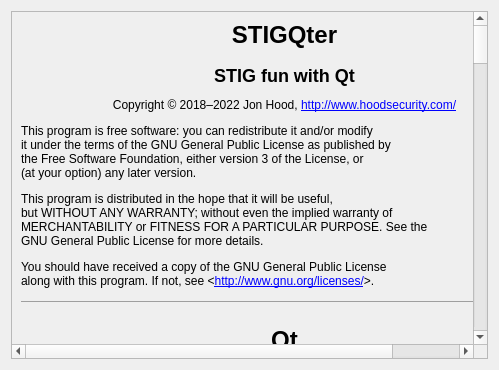
This is src/help.ui in squinky86/STIGQter as Qt 5 draws it before an edit. The edited form follows.
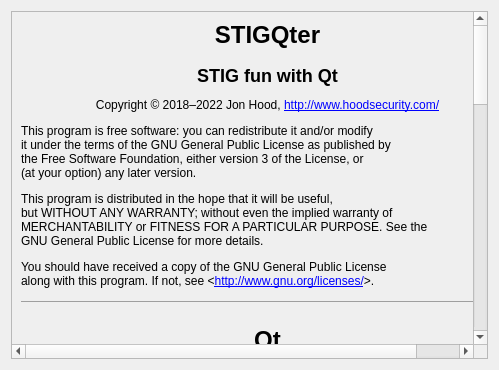
This is the edited form.

```diff
--- a/src/help.ui
+++ b/src/help.ui
@@ -23,9 +23,9 @@
       <property name="geometry">
        <rect>
         <x>0</x>
-        <y>-451</y>
-        <width>552</width>
-        <height>2973</height>
+        <y>-1150</y>
+        <width>638</width>
+        <height>1483</height>
        </rect>
       </property>
       <layout class="QVBoxLayout" name="verticalLayout_2">
@@ -49,12 +49,7 @@
        <item>
         <widget class="QLabel" name="label_4">
          <property name="text">
-          <string>&lt;html&gt;&lt;head /&gt;&lt;hr /&gt;&lt;body&gt;&lt;p align=&quot;center&quot;&gt;&lt;h1&gt;Qt&lt;/h1&gt;&lt;/p&gt;&lt;p&gt;Copyright © 2021–2022 The Qt Company Ltd.&lt;/p&gt;
-&lt;p&gt;Qt is licensed under the GNU LGPL version 3.&lt;/p&gt;
-&lt;p&gt;The Qt source code is available via &lt;a href=&quot;https://www.qt.io/&quot;&gt;qt.io&lt;/a&gt; or alternatively from the STIGQter&lt;br /&gt;
-author(s). Requests for Qt source code can be made by writing to the&lt;br /&gt;
-STIGQter author(s).&lt;/p&gt;
-&lt;/body&gt;&lt;/html&gt;</string>
+          <string>&lt;html&gt;&lt;head/&gt;&lt;body&gt;&lt;hr/&gt;&lt;h1 align=&quot;center&quot; style=&quot; margin-top:18px; margin-bottom:12px; margin-left:0px; margin-right:0px; -qt-block-indent:0; text-indent:0px;&quot;&gt;&lt;span style=&quot; font-size:xx-large; font-weight:600;&quot;&gt;Qt&lt;/span&gt;&lt;/h1&gt;&lt;p&gt;Qt is available under the GNU Lesser General Public License&lt;br/&gt;version 3.&lt;/p&gt;&lt;p&gt;The Qt Toolkit is Copyright (C) 2018 The Qt Company Ltd. and&lt;br/&gt;other contributors.&lt;/p&gt;&lt;p&gt;Contact: &lt;a href=&quot;https://www.qt.io/licensing/&quot;&gt;&lt;span style=&quot; text-decoration: underline; color:#2980b9;&quot;&gt;https://www.qt.io/licensing/&lt;/span&gt;&lt;/a&gt;&lt;/p&gt;&lt;p&gt;The Qt source code is available via &lt;a href=&quot;https://www.qt.io/&quot;&gt;&lt;span style=&quot; text-decoration: underline; color:#2980b9;&quot;&gt;qt.io&lt;/span&gt;&lt;/a&gt; or alternatively from the&lt;br/&gt;STIGQter author(s). Requests for Qt source code can be made by&lt;br/&gt;writing to the STIGQter author(s).&lt;/p&gt;&lt;/body&gt;&lt;/html&gt;</string>
          </property>
         </widget>
        </item>
@@ -68,16 +63,14 @@
        <item>
         <widget class="QLabel" name="label_5">
          <property name="text">
-          <string>&lt;html&gt;&lt;head/&gt;&lt;body&gt;&lt;hr/&gt;&lt;h1 align=&quot;center&quot; style=&quot; margin-top:18px; margin-bottom:12px; margin-left:0px; margin-right:0px; -qt-block-indent:0; text-indent:0px;&quot;&gt;&lt;span style=&quot; font-size:xx-large; font-weight:600;&quot;&gt;OpenSSL&lt;/span&gt;&lt;/h1&gt;&lt;p&gt;The OpenSSL toolkit stays under a double license, i.e. both the conditions of&lt;br/&gt;the OpenSSL License and the original SSLeay license apply to the toolkit.&lt;br/&gt;See below for the actual license texts.&lt;/p&gt;&lt;h2 align=&quot;center&quot; style=&quot; margin-top:16px; margin-bottom:12px; margin-left:0px; margin-right:0px; -qt-block-indent:0; text-indent:0px;&quot;&gt;&lt;span style=&quot; font-size:x-large; font-weight:600;&quot;&gt;OpenSSL License&lt;/span&gt;&lt;/h2&gt;&lt;p&gt;Copyright (c) 1998-2021 The OpenSSL Project. All rights reserved.&lt;/p&gt;&lt;p&gt;Redistribution and use in source and binary forms, with or without&lt;br/&gt;modification, are permitted provided that the following conditions&lt;br/&gt;are met: &lt;/p&gt;&lt;ol style=&quot;margin-top: 0px; margin-bottom: 0px; margin-left: 0px; margin-right: 0px; -qt-list-indent: 1;&quot;&gt;&lt;li style=&quot; margin-top:12px; margin-bottom:0px; margin-left:0px; margin-right:0px; -qt-block-indent:0; text-indent:0px;&quot;&gt;Redistributions of source code must retain the above copyright&lt;br/&gt;notice, this list of conditions and the following disclaimer.&lt;/li&gt;&lt;li style=&quot; margin-top:0px; margin-bottom:0px; margin-left:0px; margin-right:0px; -qt-block-indent:0; text-indent:0px;&quot;&gt;Redistributions in binary form must reproduce the above copyright&lt;br/&gt;notice, this list of conditions and the following disclaimer in&lt;br/&gt;the documentation and/or other materials provided with the&lt;br/&gt;distribution.&lt;/li&gt;&lt;li style=&quot; margin-top:0px; margin-bottom:0px; margin-left:0px; margin-right:0px; -qt-block-indent:0; text-indent:0px;&quot;&gt;All advertising materials mentioning features or use of this&lt;br/&gt;software must display the following acknowledgment:&lt;br/&gt;&amp;quot;This product includes software developed by the OpenSSL Project&lt;br/&gt;for use in the OpenSSL Toolkit. (http://www.openssl.org/)&amp;quot;&lt;/li&gt;&lt;li style=&quot; margin-top:0px; margin-bottom:0px; margin-left:0px; margin-right:0px; -qt-block-indent:0; text-indent:0px;&quot;&gt;The names &amp;quot;OpenSSL Toolkit&amp;quot; and &amp;quot;OpenSSL Project&amp;quot; must not be used to&lt;br/&gt;endorse or promote products derived from this software without&lt;br/&gt;prior written permission. For written permission, please contact&lt;br/&gt;openssl-core@openssl.org.&lt;/li&gt;&lt;li style=&quot; margin-top:0px; margin-bottom:0px; margin-left:0px; margin-right:0px; -qt-block-indent:0; text-indent:0px;&quot;&gt;Products derived from this software may not be called &amp;quot;OpenSSL&amp;quot;&lt;br/&gt;nor may &amp;quot;OpenSSL&amp;quot; appear in their names without prior written&lt;br/&gt;permission of the OpenSSL Project.&lt;/li&gt;&lt;li style=&quot; margin-top:0px; margin-bottom:12px; margin-left:0px; margin-right:0px; -qt-block-indent:0; text-indent:0px;&quot;&gt;Redistributions of any form whatsoever must retain the following&lt;br/&gt;acknowledgment:&lt;br/&gt;&amp;quot;This product includes software developed by the OpenSSL Project&lt;br/&gt;for use in the OpenSSL Toolkit (http://www.openssl.org/)&amp;quot;&lt;/li&gt;&lt;/ol&gt;&lt;p&gt;THIS SOFTWARE IS PROVIDED BY THE OpenSSL PROJECT ``AS IS'' AND ANY&lt;br/&gt;EXPRESSED OR IMPLIED WARRANTIES, INCLUDING, BUT NOT LIMITED TO, THE&lt;br/&gt;IMPLIED WARRANTIES OF MERCHANTABILITY AND FITNESS FOR A PARTICULAR&lt;br/&gt;PURPOSE ARE DISCLAIMED. IN NO EVENT SHALL THE OpenSSL PROJECT OR&lt;br/&gt;ITS CONTRIBUTORS BE LIABLE FOR ANY DIRECT, INDIRECT, INCIDENTAL,&lt;br/&gt;SPECIAL, EXEMPLARY, OR CONSEQUENTIAL DAMAGES (INCLUDING, BUT&lt;br/&gt;NOT LIMITED TO, PROCUREMENT OF SUBSTITUTE GOODS OR SERVICES;&lt;br/&gt;LOSS OF USE, DATA, OR PROFITS; OR BUSINESS INTERRUPTION)&lt;br/&gt;HOWEVER CAUSED AND ON ANY THEORY OF LIABILITY, WHETHER IN CONTRACT,&lt;br/&gt;STRICT LIABILITY, OR TORT (INCLUDING NEGLIGENCE OR OTHERWISE)&lt;br/&gt;ARISING IN ANY WAY OUT OF THE USE OF THIS SOFTWARE, EVEN IF ADVISED&lt;br/&gt;OF THE POSSIBILITY OF SUCH DAMAGE.&lt;/p&gt;&lt;p&gt;This product includes cryptographic software written by Eric Young&lt;br/&gt;(eay@cryptsoft.com). This product includes software written by Tim&lt;br/&gt;Hudson (tjh@cryptsoft.com).&lt;/p&gt;&lt;h2 align=&quot;center&quot; style=&quot; margin-top:16px; margin-bottom:12px; margin-left:0px; margin-right:0px; -qt-block-indent:0; text-indent:0px;&quot;&gt;&lt;span style=&quot; font-size:x-large; font-weight:600;&quot;&gt;Original SSLeay License&lt;/span&gt;&lt;/h2&gt;&lt;p&gt;Copyright (C) 1995-1998 Eric Young (eay@cryptsoft.com)&lt;br/&gt;All rights reserved.&lt;/p&gt;&lt;p&gt;This package is an SSL implementation written&lt;br/&gt;by Eric Young (eay@cryptsoft.com).&lt;br/&gt;The implementation was written so as to conform with Netscapes SSL.&lt;/p&gt;&lt;p&gt;This library is free for commercial and non-commercial use as long as&lt;br/&gt;the following conditions are aheared to. The following conditions&lt;br/&gt;apply to all code found in this distribution, be it the RC4, RSA,&lt;br/&gt;lhash, DES, etc., code; not just the SSL code. The SSL documentation&lt;br/&gt;included with this distribution is covered by the same copyright terms&lt;br/&gt;except that the holder is Tim Hudson (tjh@cryptsoft.com).&lt;/p&gt;&lt;p&gt;Copyright remains Eric Young's, and as such any Copyright notices in&lt;br/&gt;the code are not to be removed.&lt;br/&gt;If this package is used in a product, Eric Young should be given attribution&lt;br/&gt;as the author of the parts of the library used.&lt;br/&gt;This can be in the form of a textual message at program startup or&lt;br/&gt;in documentation (online or textual) provided with the package.&lt;/p&gt;&lt;p&gt;Redistribution and use in source and binary forms, with or without&lt;br/&gt;modification, are permitted provided that the following conditions&lt;br/&gt;are met: &lt;/p&gt;&lt;ol style=&quot;margin-top: 0px; margin-bottom: 0px; margin-left: 0px; margin-right: 0px; -qt-list-indent: 1;&quot;&gt;&lt;li style=&quot; margin-top:12px; margin-bottom:0px; margin-left:0px; margin-right:0px; -qt-block-indent:0; text-indent:0px;&quot;&gt;Redistributions of source code must retain the copyright&lt;br/&gt;notice, this list of conditions and the following disclaimer.&lt;/li&gt;&lt;li style=&quot; margin-top:0px; margin-bottom:0px; margin-left:0px; margin-right:0px; -qt-block-indent:0; text-indent:0px;&quot;&gt;Redistributions in binary form must reproduce the above copyright&lt;br/&gt;notice, this list of conditions and the following disclaimer in the&lt;br/&gt;documentation and/or other materials provided with the distribution.&lt;/li&gt;&lt;li style=&quot; margin-top:0px; margin-bottom:0px; margin-left:0px; margin-right:0px; -qt-block-indent:0; text-indent:0px;&quot;&gt;All advertising materials mentioning features or use of this software&lt;br/&gt;must display the following acknowledgement:&lt;br/&gt;&amp;quot;This product includes cryptographic software written by&lt;br/&gt;Eric Young (eay@cryptsoft.com)&amp;quot;&lt;br/&gt;The word 'cryptographic' can be left out if the rouines from the library&lt;br/&gt;being used are not cryptographic related :-).&lt;/li&gt;&lt;li style=&quot; margin-top:0px; margin-bottom:12px; margin-left:0px; margin-right:0px; -qt-block-indent:0; text-indent:0px;&quot;&gt;If you include any Windows specific code (or a derivative thereof) from&lt;br/&gt;the apps directory (application code) you must include an acknowledgement:&lt;br/&gt;&amp;quot;This product includes software written by Tim Hudson (tjh@cryptsoft.com)&amp;quot;&lt;/li&gt;&lt;/ol&gt;&lt;p&gt;THIS SOFTWARE IS PROVIDED BY ERIC YOUNG &amp;quot;AS IS&amp;quot; AND&lt;br/&gt;ANY EXPRESS OR IMPLIED WARRANTIES, INCLUDING, BUT NOT LIMITED TO, THE&lt;br/&gt;IMPLIED WARRANTIES OF MERCHANTABILITY AND FITNESS FOR A PARTICULAR PURPOSE&lt;br/&gt;ARE DISCLAIMED. IN NO EVENT SHALL THE AUTHOR OR CONTRIBUTORS BE LIABLE&lt;br/&gt;FOR ANY DIRECT, INDIRECT, INCIDENTAL, SPECIAL, EXEMPLARY, OR CONSEQUENTIAL&lt;br/&gt;DAMAGES (INCLUDING, BUT NOT LIMITED TO, PROCUREMENT OF SUBSTITUTE GOODS&lt;br/&gt;OR SERVICES; LOSS OF USE, DATA, OR PROFITS; OR BUSINESS INTERRUPTION)&lt;br/&gt;HOWEVER CAUSED AND ON ANY THEORY OF LIABILITY, WHETHER IN CONTRACT, STRICT&lt;br/&gt;LIABILITY, OR TORT (INCLUDING NEGLIGENCE OR OTHERWISE) ARISING IN ANY WAY&lt;br/&gt;OUT OF THE USE OF THIS SOFTWARE, EVEN IF ADVISED OF THE POSSIBILITY OF&lt;br/&gt;SUCH DAMAGE.&lt;/p&gt;&lt;p&gt;The licence and distribution terms for any publically available version or&lt;br/&gt;derivative of this code cannot be changed. i.e. this code cannot simply be&lt;br/&gt;copied and put under another distribution licence&lt;br/&gt;[including the GNU Public Licence.]&lt;/p&gt;&lt;/body&gt;&lt;/html&gt;</string>
+          <string>&lt;html&gt;&lt;head/&gt;&lt;body&gt;&lt;hr/&gt;&lt;h1 align=&quot;center&quot; style=&quot; margin-top:18px; margin-bottom:12px; margin-left:0px; margin-right:0px; -qt-block-indent:0; text-indent:0px;&quot;&gt;&lt;span style=&quot; font-size:xx-large; font-weight:600;&quot;&gt;OpenSSL&lt;/span&gt;&lt;/h1&gt;&lt;p&gt;STIGQter supports OpenSSL 3, but it is known to work with OpenSSL 1.1.&lt;/p&gt;&lt;p&gt;Copyright © 1999-2022 The OpenSSL Project Authors. All Rights Reserved.&lt;/p&gt;&lt;p&gt;OpenSSL 3 is released under the Apache 2.0 License.&lt;/p&gt;&lt;p&gt;OpenSSL license information is available at &lt;a href=&quot;https://www.openssl.org/source/license.html&quot;&gt;&lt;span style=&quot; text-decoration: underline; color:#2980b9;&quot;&gt;https://www.openssl.org/source/license.html.&lt;/span&gt;&lt;/a&gt;&lt;/p&gt;&lt;/body&gt;&lt;/html&gt;</string>
          </property>
         </widget>
        </item>
        <item>
         <widget class="QLabel" name="label_6">
          <property name="text">
-          <string>&lt;html&gt;&lt;head /&gt;&lt;hr /&gt;&lt;body&gt;&lt;p align=&quot;center&quot;&gt;&lt;h1&gt;libxlsxwriter&lt;/h1&gt;&lt;/p&gt;&lt;p&gt;Copyright 2014-2021, John McNamara &amp;lt;jmcnamara@cpan.org&amp;gt;&lt;br /&gt;All rights reserved.&lt;/p&gt;
-&lt;p&gt;Libxlsxwriter is licensed under a FreeBSD license and is available from &lt;a href=&quot;http://libxlsxwriter.github.io/&quot;&gt;libxlsxwriter.github.io&lt;/a&gt;.&lt;/p&gt;
-&lt;/body&gt;&lt;/html&gt;</string>
+          <string>&lt;html&gt;&lt;head/&gt;&lt;body&gt;&lt;hr/&gt;&lt;h1 align=&quot;center&quot; style=&quot; margin-top:18px; margin-bottom:12px; margin-left:0px; margin-right:0px; -qt-block-indent:0; text-indent:0px;&quot;&gt;&lt;span style=&quot; font-size:xx-large; font-weight:600;&quot;&gt;libxlsxwriter&lt;/span&gt;&lt;/h1&gt;&lt;p&gt;Copyright 2014-2022, John McNamara &amp;lt;jmcnamara@cpan.org&amp;gt;&lt;br/&gt;All rights reserved.&lt;/p&gt;&lt;p&gt;Libxlsxwriter is licensed under a FreeBSD license and is available from &lt;a href=&quot;http://libxlsxwriter.github.io/&quot;&gt;&lt;span style=&quot; text-decoration: underline; color:#2980b9;&quot;&gt;libxlsxwriter.github.io&lt;/span&gt;&lt;/a&gt;.&lt;/p&gt;&lt;/body&gt;&lt;/html&gt;</string>
          </property>
         </widget>
        </item>
```
